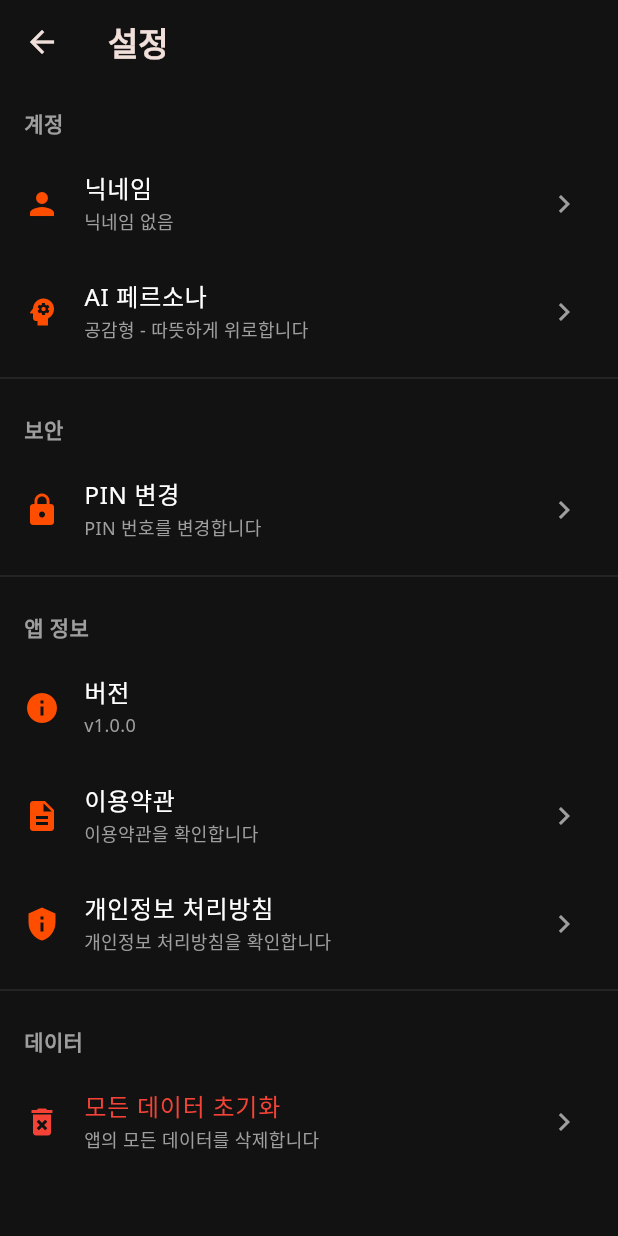
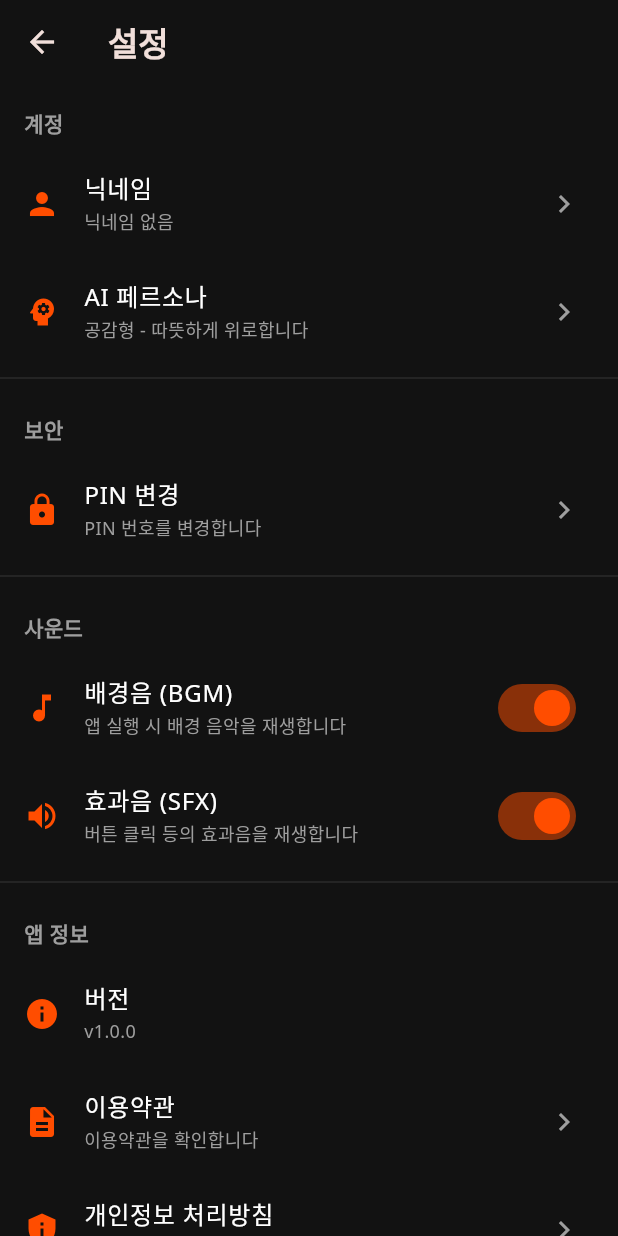
Before and after one commit to monitoro/emotiontok, a Flutter app: the SettingsScreen screen opened directly, on a phone screen of 412 x 824 dp. Run offline on Flutter 3.47's test engine with Material 3 defaults, Android fonts, the phone set to English and light mode, and no system bars; our stand-ins replace audioplayers, google_fonts, image_picker, shared_preferences, signature, table_calendar; accounts and stored records are empty.

Commit message:
홈 화면 배경음 및 효과음 기능 추가 (설정에서 On/Off 가능)

```diff
--- a/lib/viewmodels/user_viewmodel.dart
+++ b/lib/viewmodels/user_viewmodel.dart
@@ -14,6 +14,8 @@ class UserViewModel with ChangeNotifier {
   Persona _selectedPersona = Persona.empathy;
   int _totalBurnCount = 0;
   bool _isLoggedIn = false;
+  bool _isBgmOn = true;
+  bool _isSfxOn = true;
 
   String? get nickname => _nickname;
   Persona get selectedPersona => _selectedPersona;
@@ -21,6 +23,8 @@ class UserViewModel with ChangeNotifier {
   int get totalBurnCount => _totalBurnCount;
   int get level => (_totalBurnCount / 5).floor() + 1; // Level up Every 5 burns
   int get expProgress => _totalBurnCount % 5;
+  bool get isBgmOn => _isBgmOn;
+  bool get isSfxOn => _isSfxOn;
 
   UserViewModel() {
     _loadUserData();
@@ -69,4 +73,18 @@ class UserViewModel with ChangeNotifier {
     _isLoggedIn = true;
     notifyListeners();
   }
+
+  Future<void> toggleBgm(bool value) async {
+    _isBgmOn = value;
+    final prefs = await SharedPreferences.getInstance();
+    await prefs.setBool('isBgmOn', value);
+    notifyListeners();
+  }
+
+  Future<void> toggleSfx(bool value) async {
+    _isSfxOn = value;
+    final prefs = await SharedPreferences.getInstance();
+    await prefs.setBool('isSfxOn', value);
+    notifyListeners();
+  }
 }
--- a/lib/views/settings_screen.dart
+++ b/lib/views/settings_screen.dart
@@ -42,6 +42,26 @@ class SettingsScreen extends StatelessWidget {
                 title: 'PIN 변경',
                 subtitle: 'PIN 번호를 변경합니다',
                 onTap: () => _showPinDialog(context, userVM),
+              ),
+            ],
+          ),
+          const Divider(color: Colors.white10),
+          _buildSection(
+            title: '사운드',
+            children: [
+              _buildSwitchTile(
+                icon: Icons.music_note,
+                title: '배경음 (BGM)',
+                subtitle: '앱 실행 시 배경 음악을 재생합니다',
+                value: userVM.isBgmOn,
+                onChanged: (value) => userVM.toggleBgm(value),
+              ),
+              _buildSwitchTile(
+                icon: Icons.volume_up,
+                title: '효과음 (SFX)',
+                subtitle: '버튼 클릭 등의 효과음을 재생합니다',
+                value: userVM.isSfxOn,
+                onChanged: (value) => userVM.toggleSfx(value),
               ),
             ],
           ),
@@ -124,6 +144,26 @@ class SettingsScreen extends StatelessWidget {
           ? const Icon(Icons.chevron_right, color: Colors.grey)
           : null,
       onTap: onTap,
+    );
+  }
+
+  Widget _buildSwitchTile({
+    required IconData icon,
+    required String title,
+    required String subtitle,
+    required bool value,
+    required ValueChanged<bool> onChanged,
+  }) {
+    return ListTile(
+      leading: Icon(icon, color: const Color(0xFFFF4D00)),
+      title: Text(title, style: const TextStyle(color: Colors.white)),
+      subtitle: Text(subtitle,
+          style: const TextStyle(color: Colors.grey, fontSize: 12)),
+      trailing: Switch(
+        value: value,
+        activeColor: const Color(0xFFFF4D00),
+        onChanged: onChanged,
+      ),
     );
   }
 
--- a/pubspec.yaml
+++ b/pubspec.yaml
@@ -20,6 +20,7 @@ dependencies:
   vibration: ^1.8.4
   intl: ^0.19.0
   signature: ^5.5.0
+  audioplayers: ^5.2.1
   image_picker: ^1.0.7
   table_calendar: ^3.1.0
 
@@ -33,3 +34,4 @@ flutter:
   assets:
     - assets/animations/
     - assets/images/
+    - assets/sounds/
```
Also changed, not shown: lib/views/home_screen.dart (+47 -0 lines), pubspec.lock, 5 other files.
